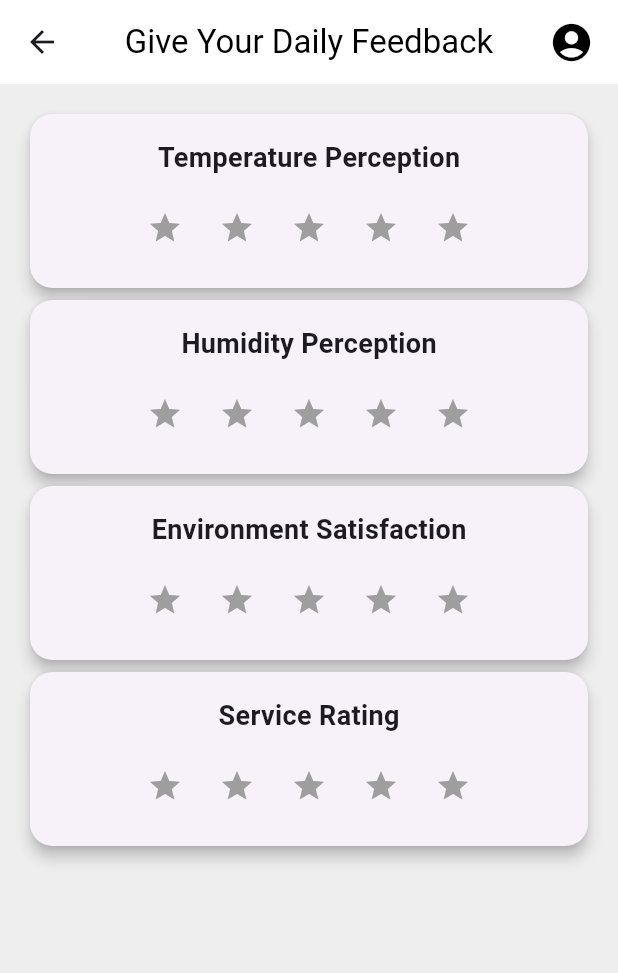
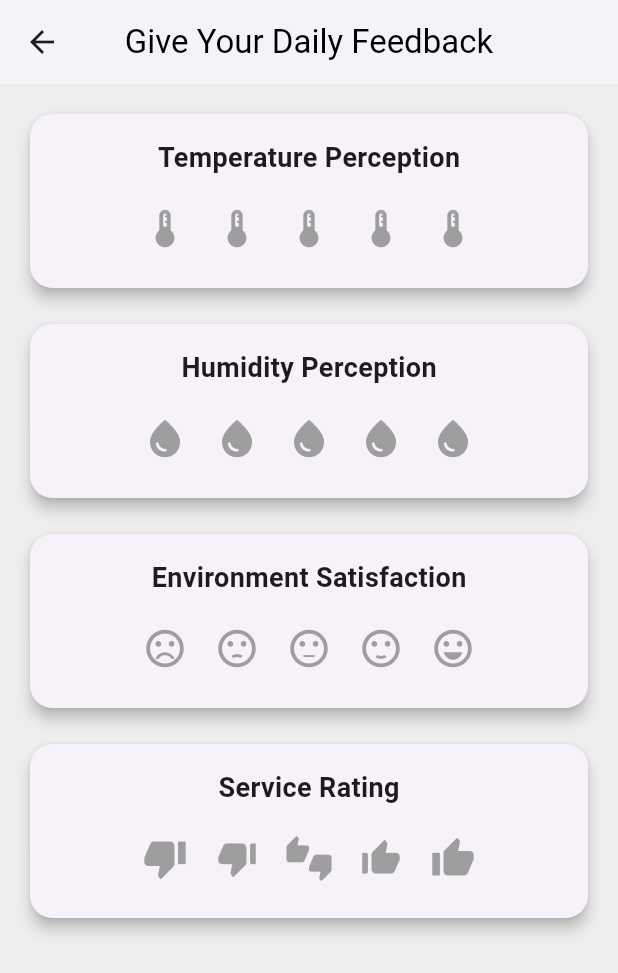
Before and after one commit to FedericoVillata/IEQ-Middleware-and-GUI, a Flutter app: the FeedbackPage screen opened directly, on a phone screen of 412 x 824 dp. Shown: the top 973 px of the screen. Run offline on Flutter 3.47's test engine with Material 3 defaults, Android fonts, the phone set to English and light mode, and no system bars.

Commit message:
Update tenant_feedback_page.dart

```diff
--- a/flutter_project/lib/pages/tenant_feedback_page.dart
+++ b/flutter_project/lib/pages/tenant_feedback_page.dart
@@ -11,70 +11,124 @@ class _FeedbackPageState extends State<FeedbackPage> {
   int envRating = 0;
   int serviceRating = 0;
 
+  // Definisci una mappa/array di 5 colori, uno per ogni “livello”
+  final List<Color> ratingColors = [
+    Colors.red,           // rating 1
+    Colors.orange,        // rating 2
+    Colors.amber,         // rating 3
+    Colors.lightGreen,    // rating 4
+    Colors.green,         // rating 5
+  ];
+
   @override
   Widget build(BuildContext context) {
     return Scaffold(
       backgroundColor: Colors.grey[200],
       appBar: AppBar(
         backgroundColor: Colors.white,
-        elevation: 0,
-        title: Text("Give Your Daily Feedback", style: TextStyle(color: Colors.black)),
+        elevation: 2,
         centerTitle: true,
-        actions: [
-          Padding(
-            padding: EdgeInsets.only(right: 16),
-            child: Icon(Icons.account_circle, color: Colors.black, size: 30),
-          ),
-        ],
+        title: const Text(
+          "Give Your Daily Feedback",
+          style: TextStyle(color: Colors.black),
+        ),
       ),
       body: Padding(
-        padding: EdgeInsets.all(16.0),
+        padding: const EdgeInsets.all(16.0),
         child: Column(
           children: [
-            _buildRatingSection("Temperature Perception", tempRating, (rating) {
-              setState(() {
-                tempRating = rating;
-              });
-            }),
-            _buildRatingSection("Humidity Perception", humRating, (rating) {
-              setState(() {
-                humRating = rating;
-              });
-            }),
-            _buildRatingSection("Environment Satisfaction", envRating, (rating) {
-              setState(() {
-                envRating = rating;
-              });
-            }),
-            _buildRatingSection("Service Rating", serviceRating, (rating) {
-              setState(() {
-                serviceRating = rating;
-              });
-            }),
+            // Temperature
+            _buildRatingSection(
+              "Temperature Perception",
+              tempRating,
+              (rating) => setState(() => tempRating = rating),
+              icons: [
+                Icons.device_thermostat,
+                Icons.device_thermostat,
+                Icons.device_thermostat,
+                Icons.device_thermostat,
+                Icons.device_thermostat,
+              ],
+            ),
+            const SizedBox(height: 16),
+
+            // Humidity
+            _buildRatingSection(
+              "Humidity Perception",
+              humRating,
+              (rating) => setState(() => humRating = rating),
+              icons: [
+                Icons.water_drop,
+                Icons.water_drop,
+                Icons.water_drop,
+                Icons.water_drop,
+                Icons.water_drop,
+              ],
+            ),
+            const SizedBox(height: 16),
+
+            // Environment Satisfaction
+            _buildRatingSection(
+              "Environment Satisfaction",
+              envRating,
+              (rating) => setState(() => envRating = rating),
+              icons: [
+                Icons.sentiment_very_dissatisfied,
+                Icons.sentiment_dissatisfied,
+                Icons.sentiment_neutral,
+                Icons.sentiment_satisfied,
+                Icons.sentiment_very_satisfied,
+              ],
+            ),
+            const SizedBox(height: 16),
+
+            // Service Rating
+            _buildRatingSection(
+              "Service Rating",
+              serviceRating,
+              (rating) => setState(() => serviceRating = rating),
+              icons: [
+                Icons.thumb_down,
+                Icons.thumb_down_alt,
+                Icons.thumbs_up_down,
+                Icons.thumb_up_alt,
+                Icons.thumb_up,
+              ],
+            ),
           ],
         ),
       ),
     );
   }
 
-  Widget _buildRatingSection(String title, int rating, Function(int) onRatingChanged) {
+  Widget _buildRatingSection(
+    String title,
+    int rating,
+    Function(int) onRatingChanged, {
+    required List<IconData> icons,
+  }) {
     return Card(
       shape: RoundedRectangleBorder(borderRadius: BorderRadius.circular(15)),
       elevation: 4,
       child: Padding(
-        padding: EdgeInsets.all(16),
+        padding: const EdgeInsets.all(16),
         child: Column(
           children: [
-            Text(title, style: TextStyle(fontSize: 18, fontWeight: FontWeight.bold)),
-            SizedBox(height: 10),
+            Text(
+              title,
+              style: const TextStyle(fontSize: 18, fontWeight: FontWeight.bold),
+            ),
+            const SizedBox(height: 10),
             Row(
               mainAxisAlignment: MainAxisAlignment.center,
-              children: List.generate(5, (index) {
+              children: List.generate(icons.length, (index) {
+                final iconColor = index < rating
+                    ? ratingColors[rating - 1] // Colore in base al rating selezionato
+                    : Colors.grey;
+
                 return IconButton(
-                  icon: Icon(
-                    Icons.star,
-                    color: index < rating ? Colors.orange : Colors.grey,
-                  ),
+                  iconSize: 30,
+                  icon: Icon(icons[index], color: iconColor),
                   onPressed: () => onRatingChanged(index + 1),
                 );
               }),
```
